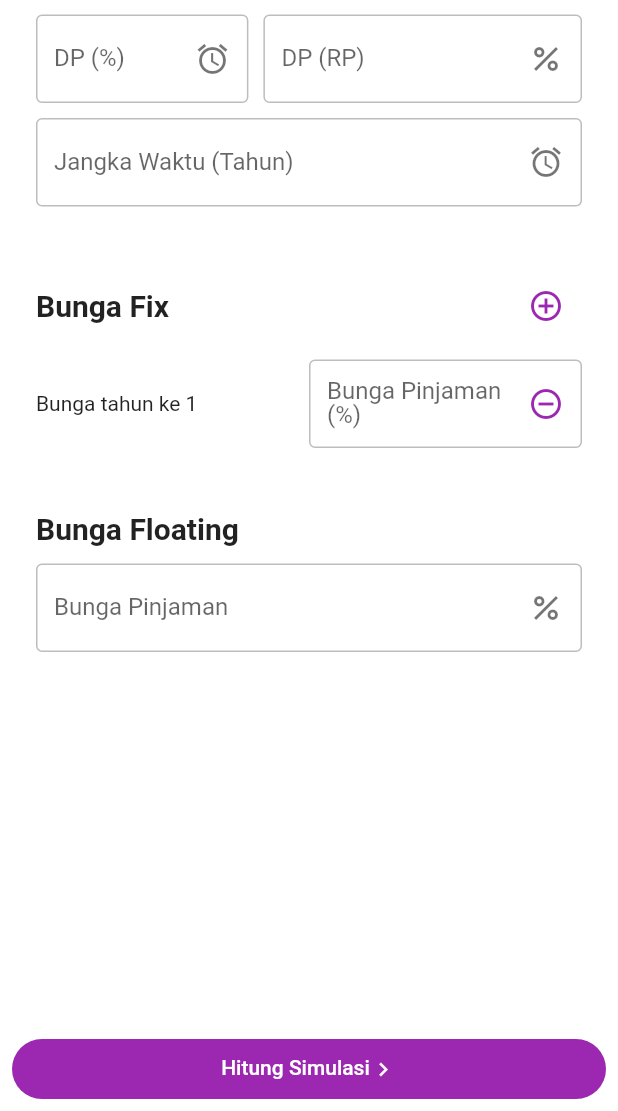
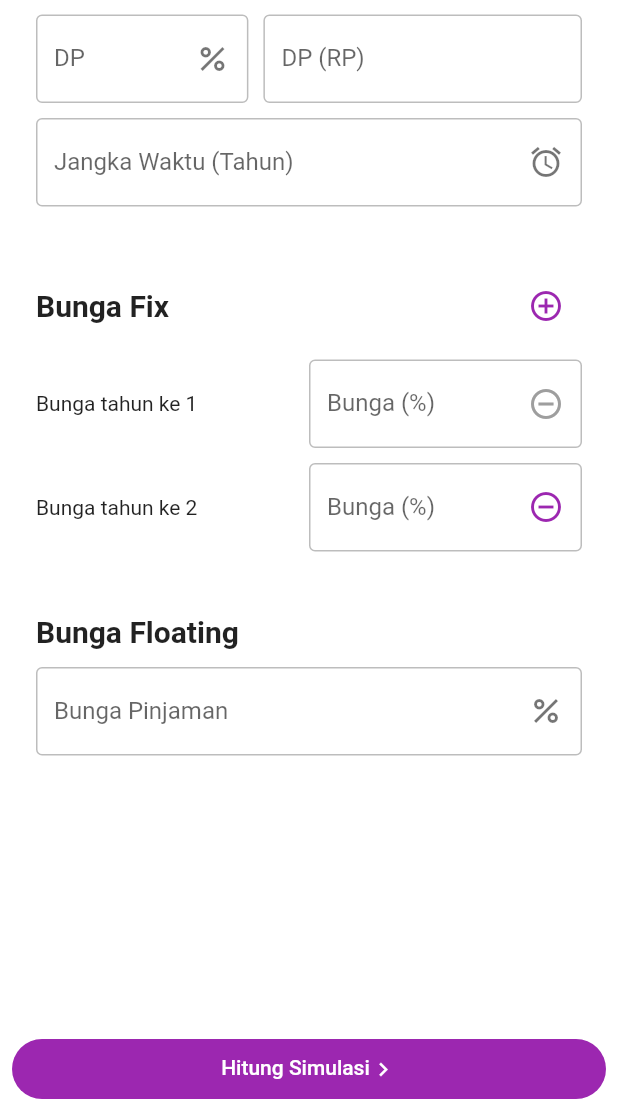
Before and after one commit to mambaur/kalkulator-kpr, a Flutter app: the TieredScreen screen opened directly, after a tap on the "add circle outline" icon, on a phone screen of 412 x 824 dp, the part 125-1236 px from its top. Run offline on Flutter 3.47's test engine with Material 3 defaults, Android fonts, the phone set to English and light mode, and no system bars; our stand-ins replace another_flushbar, bloc, cached_network_image, data_table_2, flutter_bloc, google_mobile_ads and 5 more; missing offline and left inert: flutter_file_saver, flutter_pdfview, overlay_loading_progress, pattern_formatter, purchases_flutter.

Commit message:
wip: update advanced calculator

```diff
--- a/lib/pages/advanced/fix_and_floating_screen.dart
+++ b/lib/pages/advanced/fix_and_floating_screen.dart
@@ -73,7 +73,7 @@ class _FixAndFloatingScreenState extends State<FixAndFloatingScreen> {
                           },
                           inputFormatters: [
                             ThousandsFormatter(
-                                allowFraction: false,
+                                allowFraction: true,
                                 formatter: NumberFormat.decimalPattern('en'))
                           ],
                           keyboardType: TextInputType.number,
--- a/lib/pages/advanced/tiered_screen.dart
+++ b/lib/pages/advanced/tiered_screen.dart
@@ -10,6 +10,22 @@ class TieredScreen extends StatefulWidget {
 }
 
 class _TieredScreenState extends State<TieredScreen> {
+  final List<TextEditingController> _controllers = [TextEditingController()];
+
+  void removeFixInterest(int index) {
+    if (_controllers.length > 1) {
+      setState(() {
+        _controllers.removeAt(index);
+      });
+    }
+  }
+
+  void addFixInterest() {
+    setState(() {
+      _controllers.add(TextEditingController());
+    });
+  }
+
   @override
   Widget build(BuildContext context) {
     return Scaffold(
@@ -71,14 +87,14 @@ class _TieredScreenState extends State<TieredScreen> {
                           },
                           inputFormatters: [
                             ThousandsFormatter(
-                                allowFraction: false,
+                                allowFraction: true,
                                 formatter: NumberFormat.decimalPattern('en'))
                           ],
                           keyboardType: TextInputType.number,
                           decoration: InputDecoration(
                             // filled: true,
                             // fillColor: Colors.blue.shade100,
-                            label: const Text('DP (%)'),
+                            label: const Text('DP'),
                             enabledBorder: OutlineInputBorder(
                               borderSide:
                                   BorderSide(color: Colors.grey.shade400),
@@ -86,8 +102,10 @@ class _TieredScreenState extends State<TieredScreen> {
                             border: OutlineInputBorder(
                                 borderSide:
                                     BorderSide(color: Colors.grey.shade400)),
-                            suffixIcon:
-                                const Icon(Icons.alarm, color: Colors.black54),
+                            suffixIcon: const Icon(
+                              Icons.percent,
+                              color: Colors.black54,
+                            ),
                           ),
                         ),
                       ),
@@ -121,10 +139,6 @@ class _TieredScreenState extends State<TieredScreen> {
                             border: OutlineInputBorder(
                                 borderSide:
                                     BorderSide(color: Colors.grey.shade400)),
-                            suffixIcon: const Icon(
-                              Icons.percent,
-                              color: Colors.black54,
-                            ),
                           ),
                         ),
                       ),
@@ -174,23 +188,26 @@ class _TieredScreenState extends State<TieredScreen> {
                       ),
                       Spacer(),
                       IconButton(
-                        onPressed: () {},
+                        onPressed: () {
+                          addFixInterest();
+                        },
                         icon: Icon(Icons.add_circle_outline,
                             color: Colors.purple),
                       ),
                     ],
                   ),
                 ),
+                for (int i = 0; i < _controllers.length; i++)
                   Container(
                     margin: const EdgeInsets.only(bottom: 10),
                     child: Row(
                       children: [
                         Expanded(
-                        child: Text('Bunga tahun ke 1'),
+                          child: Text('Bunga tahun ke ${i + 1}'),
                         ),
                         Expanded(
                           child: TextFormField(
-                          // controller: _interestController,
+                            controller: _controllers[i],
                             validator: (value) {
                               if (value == '') {
                                 return "Bunga pinjaman tidak boleh kosong";
@@ -204,9 +221,7 @@ class _TieredScreenState extends State<TieredScreen> {
                             ],
                             keyboardType: TextInputType.number,
                             decoration: InputDecoration(
-                            // filled: true,
-                            // fillColor: Colors.blue.shade100,
-                            label: const Text('Bunga Pinjaman (%)'),
+                              label: const Text('Bunga (%)'),
                               enabledBorder: OutlineInputBorder(
                                 borderSide:
                                     BorderSide(color: Colors.grey.shade400),
@@ -215,10 +230,12 @@ class _TieredScreenState extends State<TieredScreen> {
                                   borderSide:
                                       BorderSide(color: Colors.grey.shade400)),
                               suffixIcon: IconButton(
-                              onPressed: () {},
-                              icon: const Icon(
+                                onPressed: () {
+                                  removeFixInterest(i);
+                                },
+                                icon: Icon(
                                   Icons.do_not_disturb_on_outlined,
-                                color: Colors.purple,
+                                  color: i == 0 ? Colors.grey : Colors.purple,
                                 ),
                               ),
                             ),
--- a/lib/pages/home/home_screen.dart
+++ b/lib/pages/home/home_screen.dart
@@ -197,6 +197,7 @@ class _MyHomePageState extends State<MyHomePage> {
                         backgroundColor: Colors.purple,
                       ),
                       onPressed: () {
+                        _scaffoldKey.currentState?.openEndDrawer();
                         Navigator.push(context,
                             MaterialPageRoute(builder: (builder) {
                           return AdvancedScreen();
```
Also changed, not shown: lib/pages/advanced/advanced_screen.dart (+77 -2 lines). Lines whose indentation alone changed are shown as unchanged.
